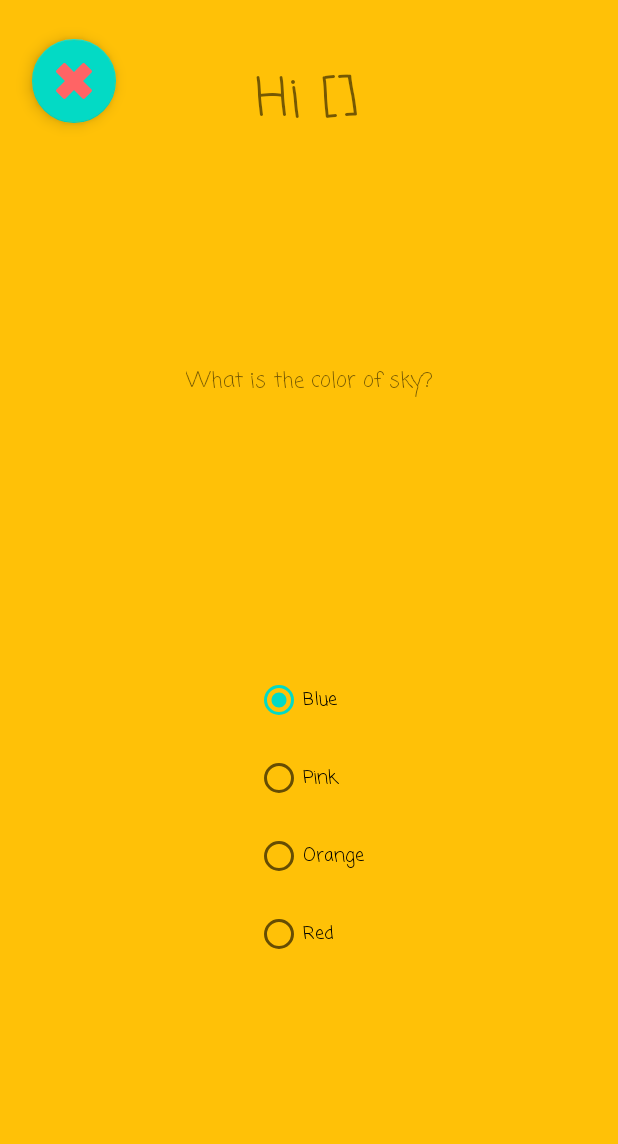
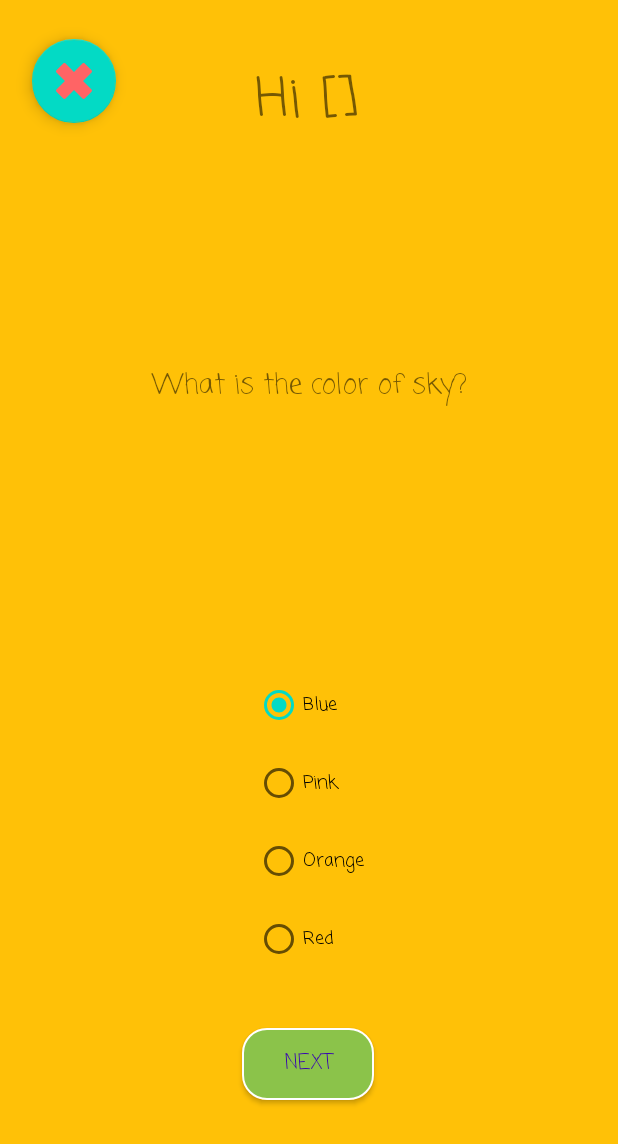
Before and after one commit to dino-sunny/kidsQ, an Android app: the fragment QuestionsFragment placed in its activity, on a phone screen of 412 x 824 dp. Shown: the top 1144 px of the screen. Run offline under Robolectric (Android 15) with nearby library versions, the phone set to English and light mode, and no system bars; our stand-ins replace Room's generated code, data binding; 1 statement that could not run was skipped.

Commit message:
questions UI updated

```diff
--- a/app/src/main/res/drawable/round_button.xml
+++ b/app/src/main/res/drawable/round_button.xml
@@ -1,6 +1,8 @@
 <?xml version="1.0" encoding="utf-8"?>
 <shape android:shape="rectangle"
     xmlns:android="http://schemas.android.com/apk/res/android">
-    <solid android:color="#3F51B5"/>
+    <solid android:color="#8BC34A"/>
+    <stroke android:color="@color/white"/>
+    <stroke android:width="1dp"/>
     <corners android:radius="16dp"/>
 </shape>
--- a/app/src/main/res/layout/questions_fragment.xml
+++ b/app/src/main/res/layout/questions_fragment.xml
@@ -20,8 +20,11 @@
             android:layout_width="wrap_content"
             android:layout_height="wrap_content"
             android:layout_marginTop="148dp"
+            android:layout_marginStart="26dp"
+            android:layout_marginEnd="26dp"
+            android:gravity="center"
             android:fontFamily="casual"
-            android:textSize="14sp"
+            android:textSize="18sp"
             app:layout_constraintEnd_toEndOf="parent"
             app:layout_constraintHorizontal_bias="0.5"
             app:layout_constraintStart_toStartOf="parent"
@@ -84,12 +87,26 @@
             android:layout_height="wrap_content"
             android:layout_marginTop="40dp"
             android:fontFamily="casual"
-            android:text="TextView"
             android:textSize="36sp"
             app:layout_constraintEnd_toEndOf="parent"
             app:layout_constraintHorizontal_bias="0.498"
             app:layout_constraintStart_toStartOf="parent"
             app:layout_constraintTop_toTopOf="parent" />
 
+        <Button
+            android:id="@+id/button"
+            android:layout_width="wrap_content"
+            android:layout_height="wrap_content"
+            android:layout_marginBottom="48dp"
+            android:text="Next"
+            android:fontFamily="casual"
+            android:textColor="@color/colorPrimaryDark"
+            android:background="@drawable/round_button"
+            app:layout_constraintBottom_toBottomOf="parent"
+            app:layout_constraintEnd_toEndOf="parent"
+            app:layout_constraintHorizontal_bias="0.498"
+            app:layout_constraintStart_toStartOf="parent"
+            app:layout_constraintTop_toBottomOf="@+id/questionRadioGroup" />
+
     </androidx.constraintlayout.widget.ConstraintLayout>
 </layout>
```
